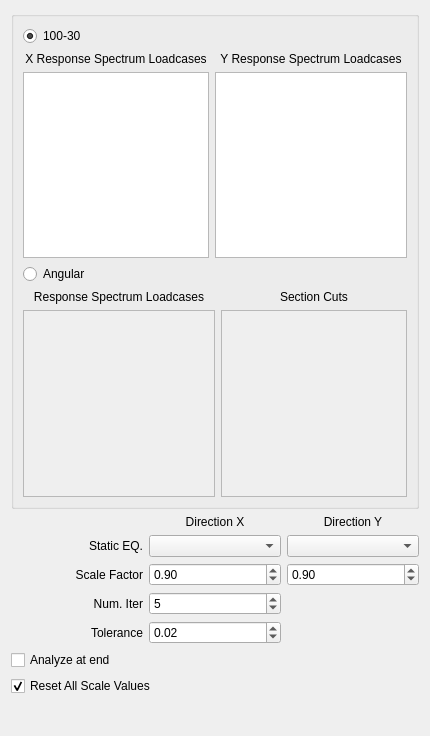
This is widgets/response_spectrum.ui in ebrahimraeyat/civilTools as Qt 5 draws it before an edit. The edited form follows.
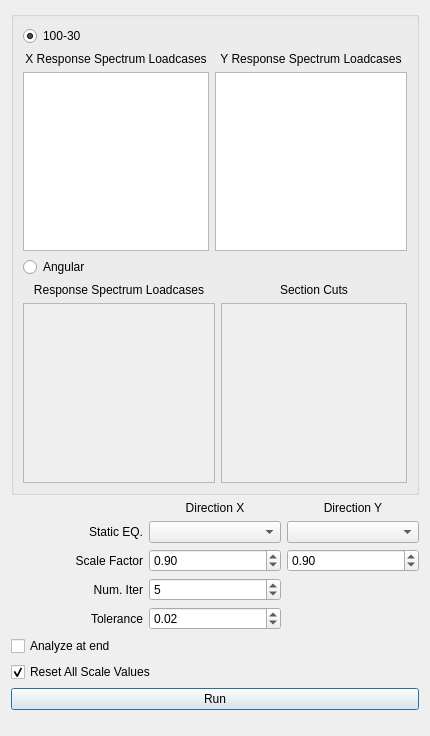
This is the edited form. Icons and pictures are not drawn.

```diff
--- a/widgets/response_spectrum.ui
+++ b/widgets/response_spectrum.ui
@@ -299,6 +299,26 @@
      </item>
     </layout>
    </item>
+   <item>
+    <widget class="QPushButton" name="run">
+     <property name="text">
+      <string>Run</string>
+     </property>
+     <property name="icon">
+      <iconset resource="../civiltools.qrc">
+       <normaloff>:/civiltools/images/run.svg</normaloff>:/civiltools/images/run.svg</iconset>
+     </property>
+     <property name="iconSize">
+      <size>
+       <width>40</width>
+       <height>40</height>
+      </size>
+     </property>
+     <property name="shortcut">
+      <string>Ctrl+S</string>
+     </property>
+    </widget>
+   </item>
    <item>
     <spacer name="verticalSpacer">
      <property name="orientation">
```
Left out of the diff: 4 changed lines with no effect on the pictures.
